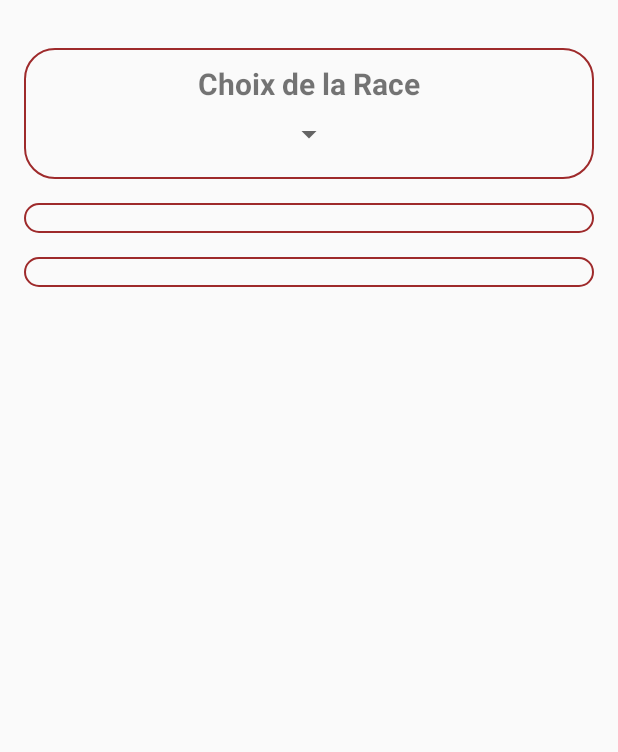
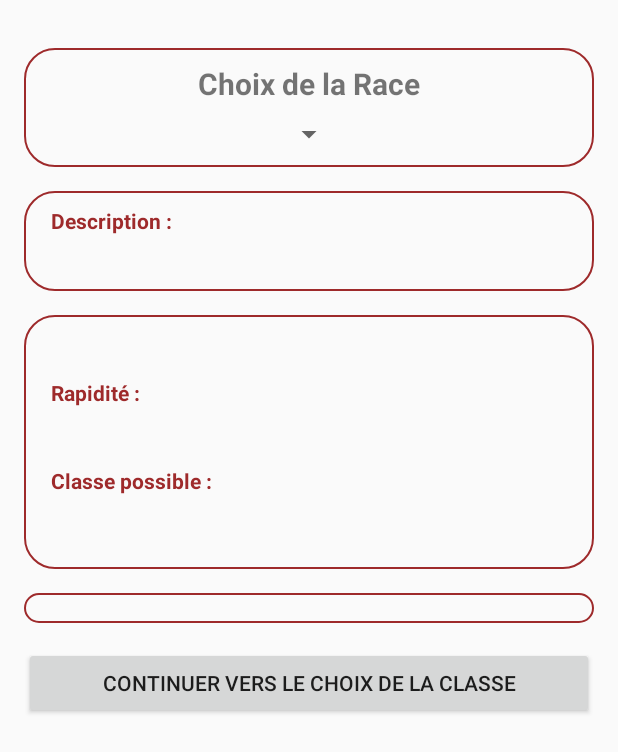
Before and after one commit to Jerem2801/DragonAgeCharacterSheet, an Android app: the layout choose_race.xml on its own in the app's theme, with its tools: preview values and no code run, on a phone screen of 412 x 824 dp. Shown: the top 752 px of the screen. Run offline under Robolectric (Android 15) with nearby library versions, the phone set to English and light mode, and no system bars.

Commit message:
create choose race

```diff
--- a/app/src/main/java/com/galaxia/dragonagecharactersheet/controller/create/ChooseRaceActivity.java
+++ b/app/src/main/java/com/galaxia/dragonagecharactersheet/controller/create/ChooseRaceActivity.java
@@ -2,33 +2,63 @@ package com.galaxia.dragonagecharactersheet.controller.create;
 
 import android.support.v7.app.AppCompatActivity;
 import android.os.Bundle;
+import android.text.Layout;
+import android.view.View;
+import android.widget.AdapterView;
 import android.widget.Spinner;
+import android.widget.TextView;
 
 import com.galaxia.dragonagecharactersheet.R;
 import com.galaxia.dragonagecharactersheet.data.DataPool;
 import com.galaxia.dragonagecharactersheet.element.race.Race;
 import com.galaxia.dragonagecharactersheet.ui.UiUtils;
+import com.galaxia.dragonagecharactersheet.ui.ViewFormaterString;
 
 import java.util.ArrayList;
 import java.util.List;
 
 public class ChooseRaceActivity extends AppCompatActivity {
 
-    private Spinner spinnerRace;
+    private Spinner racesSpinner;
+    private TextView descriptionText;
 
     @Override
     protected void onCreate(Bundle savedInstanceState) {
         super.onCreate(savedInstanceState);
         setContentView(R.layout.choose_race);
 
-        spinnerRace = findViewById(R.id.choose_race_spinner);
+        racesSpinner = findViewById(R.id.choose_race_spinner);
+        descriptionText = findViewById(R.id.choose_race_description_txt);
 
         initializeSpinner();
+        onSelectedItem();
     }
+
 
     private void initializeSpinner() {
         List<Race> races = new ArrayList(DataPool.getInstance(ChooseRaceActivity.this).getRaces().values());
-        UiUtils.setSpinnerRace(ChooseRaceActivity.this,spinnerRace,races);
+        UiUtils.setSpinnerRace(ChooseRaceActivity.this, racesSpinner,races);
+    }
+
+    private void onSelectedItem() {
+        racesSpinner.setOnItemSelectedListener(new AdapterView.OnItemSelectedListener() {
+
+            @Override
+            public void onItemSelected(AdapterView<?> parentView, View selectedItemView, int position, long id) {
+
+                Race race = (Race) racesSpinner.getItemAtPosition(position);
+
+
+                descriptionText.setText(ViewFormaterString.setLineSeparator(race.getDescription()));
+
+            }
+
+            @Override
+            public void onNothingSelected(AdapterView<?> parentView) {
+                // your code here
+            }
+
+        });
     }
 
 
--- a/app/src/main/java/com/galaxia/dragonagecharactersheet/ui/UiUtils.java
+++ b/app/src/main/java/com/galaxia/dragonagecharactersheet/ui/UiUtils.java
@@ -17,7 +17,7 @@ public class UiUtils {
     }
 
     public static void setSpinnerRace(Context context, Spinner spinner, List<Race> races){
-        ArrayAdapter<Race> adapter = new ArrayAdapter<>(context.getApplicationContext(), R.layout.support_simple_spinner_dropdown_item, races);
+        ArrayAdapter<Race> adapter = new ArrayAdapter<>(context.getApplicationContext(), R.layout.custom_spinner, races);
         adapter.setDropDownViewResource(R.layout.support_simple_spinner_dropdown_item);
         spinner.setAdapter(adapter);
     }
--- /dev/null
+++ b/app/src/main/java/com/galaxia/dragonagecharactersheet/ui/ViewFormaterString.java
@@ -0,0 +1,25 @@
+package com.galaxia.dragonagecharactersheet.ui;
+
+
+public class ViewFormaterString {
+
+    private static final String SEPARATOR = "&";
+    private static final String LINE_SEPARATOR = "\n";
+
+    private ViewFormaterString(){
+
+    }
+
+    public static String setLineSeparator(String text){
+        StringBuilder builder = new StringBuilder();
+
+        String[] textSep = text.split(SEPARATOR);
+        for(String textLine : textSep){
+           builder.append(textLine);
+           builder.append(LINE_SEPARATOR);
+           builder.append(LINE_SEPARATOR);
+        }
+
+        return builder.toString().trim();
+    }
+}
--- a/app/src/main/res/layout/choose_race.xml
+++ b/app/src/main/res/layout/choose_race.xml
@@ -1,12 +1,19 @@
 <?xml version="1.0" encoding="utf-8"?>
-<LinearLayout
+<ScrollView
     xmlns:android="http://schemas.android.com/apk/res/android"
     xmlns:tools="http://schemas.android.com/tools"
     android:layout_width="match_parent"
     android:layout_height="match_parent"
-    android:orientation="vertical"
-    android:layout_margin="16dp"
+    android:clipToPadding="false"
+    android:fillViewport="false"
     tools:context=".controller.create.ChooseRaceActivity">
+
+
+    <LinearLayout
+        android:layout_width="match_parent"
+        android:layout_height="match_parent"
+        android:padding="16dp"
+        android:orientation="vertical" >
 
         <LinearLayout
             android:layout_width="match_parent"
@@ -20,15 +27,15 @@
                 android:layout_height="wrap_content"
                 android:text="@string/choose_race"
                 android:textStyle="bold"
-            android:textSize="20dp"
-            android:layout_gravity="center"
-            android:clickable="true" />
+                android:textSize="20sp"
+                android:layout_gravity="center" />
 
             <Spinner
                 android:id="@+id/choose_race_spinner"
                 android:layout_width="wrap_content"
                 android:layout_height="wrap_content"
-            android:layout_margin="8dp"
+                android:layout_marginTop="8dp"
+                android:gravity="center"
                 android:layout_gravity="center"/>
 
         </LinearLayout>
@@ -40,7 +47,24 @@
             android:orientation="vertical"
             android:background="@drawable/custom_border">
 
+            <TextView
+                android:layout_width="wrap_content"
+                android:layout_height="wrap_content"
+                android:layout_marginStart="8dp"
+                android:text="@string/description"
+                android:textStyle="bold"
+                android:textColor="@color/colorPrimary"
+                android:layout_marginLeft="16dp" />
 
+            <TextView
+                android:id="@+id/choose_race_description_txt"
+                android:layout_width="wrap_content"
+                android:layout_height="wrap_content"
+                android:layout_marginEnd="8dp"
+                android:layout_marginStart="8dp"
+                android:layout_marginTop="8dp"
+                android:layout_gravity="center_vertical|right"
+                />
 
         </LinearLayout>
 
@@ -48,11 +72,93 @@
         android:layout_width="match_parent"
         android:layout_height="wrap_content"
         android:layout_marginTop="16dp"
-        android:orientation="vertical"
+        android:orientation="horizontal"
         android:background="@drawable/custom_border">
 
+            <LinearLayout
+                android:layout_width="wrap_content"
+                android:layout_height="wrap_content"
+                android:layout_marginTop="16dp"
+                android:layout_marginBottom="16dp"
+                android:orientation="vertical">
 
+                <LinearLayout
+                    android:layout_width="wrap_content"
+                    android:layout_height="wrap_content"
+                    android:layout_marginTop="16dp"
+                    android:orientation="vertical">
+
+                    <TextView
+                        android:id="@+id/choose_race_txt_speed"
+                        android:layout_width="wrap_content"
+                        android:layout_height="wrap_content"
+                        android:layout_marginLeft="8dp"
+                        android:textStyle="bold"
+                        android:textColor="@color/colorPrimary"
+                        android:text="Rapidité :" />
+
+                    <TextView
+                        android:id="@+id/choose_race_view_speed"
+                        android:layout_width="wrap_content"
+                        android:layout_height="wrap_content"
+                        android:layout_marginTop="4dp"
+                        android:layout_marginLeft="16dp" />
+
+                </LinearLayout>
+
+                <LinearLayout
+                    android:layout_width="wrap_content"
+                    android:layout_height="wrap_content"
+                    android:layout_marginTop="16dp"
+                    android:orientation="vertical">
+
+                    <TextView
+                        android:id="@+id/choose_race_txt_classe_available"
+                        android:layout_width="wrap_content"
+                        android:layout_height="wrap_content"
+                        android:layout_marginLeft="8dp"
+                        android:textStyle="bold"
+                        android:textColor="@color/colorPrimary"
+                        android:text="Classe possible :" />
+
+                    <TextView
+                        android:id="@+id/choose_race_view_classe_available"
+                        android:layout_width="wrap_content"
+                        android:layout_height="wrap_content"
+                        android:layout_marginTop="4dp"
+                        android:layout_marginLeft="16dp" />
 
                 </LinearLayout>
 
             </LinearLayout>
+
+            <ImageView
+                android:id="@+id/choose_race_image"
+                android:layout_width="match_parent"
+                android:layout_height="match_parent"
+                android:layout_marginLeft="8dp"/>
+
+        </LinearLayout>
+
+        <LinearLayout
+            android:id="@+id/choose_race_specification"
+            android:layout_width="match_parent"
+            android:layout_height="wrap_content"
+            android:layout_marginTop="16dp"
+            android:orientation="vertical"
+            android:background="@drawable/custom_border">
+
+        </LinearLayout>
+
+        <Button
+            android:id="@+id/choose_race_btn_classe_activity"
+            android:layout_width="match_parent"
+            android:layout_height="wrap_content"
+            android:layout_marginTop="16dp"
+            android:layout_marginBottom="16dp"
+            android:gravity="center"
+            android:text="Continuer vers le choix de la Classe" />
+
+    </LinearLayout>
+
+</ScrollView>
--- /dev/null
+++ b/app/src/main/res/layout/custom_spinner.xml
@@ -0,0 +1,8 @@
+<?xml version="1.0" encoding="utf-8"?>
+<TextView
+    xmlns:android="http://schemas.android.com/apk/res/android"
+    android:layout_width="match_parent"
+    android:layout_height="wrap_content"
+    android:textColor="@color/colorPrimary"
+    android:textStyle="bold"
+    android:textSize="20sp"/>
--- a/app/src/main/res/values/strings.xml
+++ b/app/src/main/res/values/strings.xml
@@ -2,4 +2,6 @@
     <string name="app_name">Dragon Age Personnage</string>
     <string name="create_character">Créer un Personnage</string>
     <string name="choose_race">Choix de la Race</string>
+    <string name="name">Nom :</string>
+    <string name="description">Description :</string>
 </resources>
```
Lines whose indentation alone changed are shown as unchanged.
